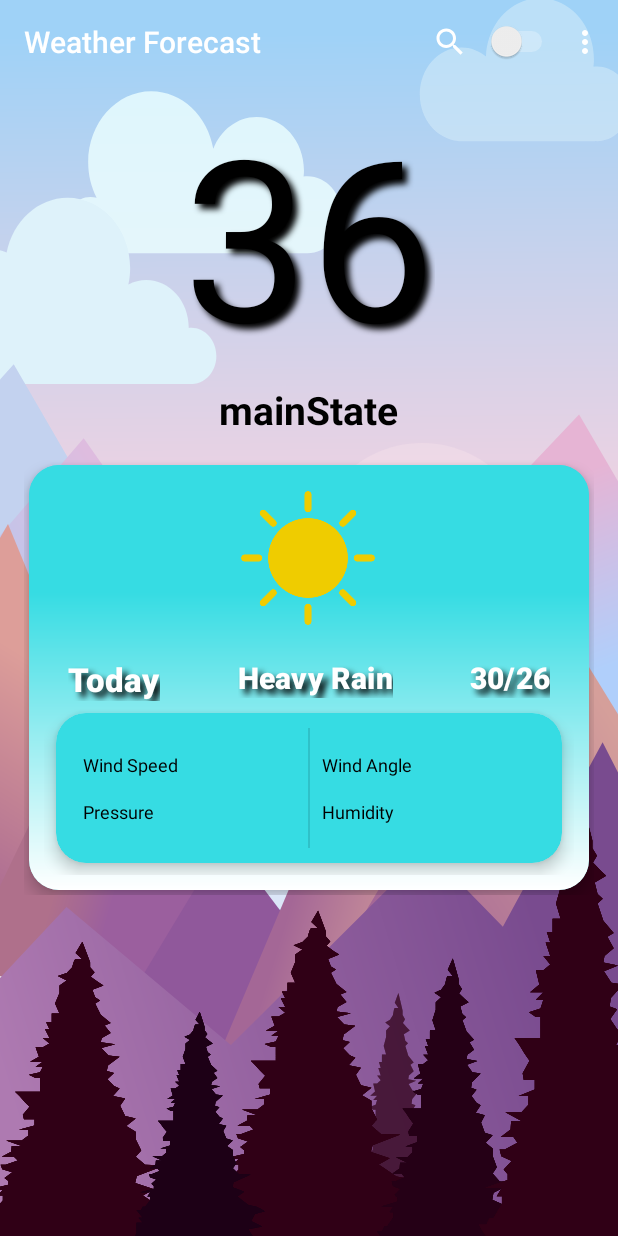
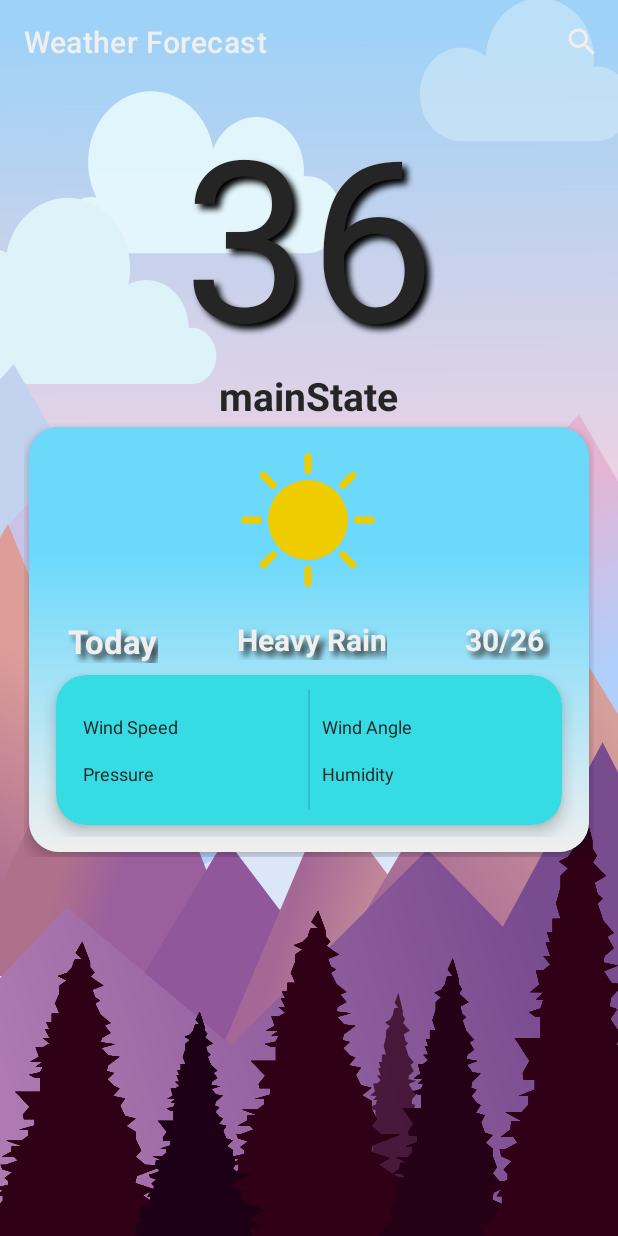
Before and after one commit to s2vArya/WeatherForecast, an Android app: the screen it shows after launch (WeatherAppActivity), on a phone screen of 412 x 824 dp. Run offline under Robolectric (Android 15) with nearby library versions, the phone set to English and light mode, and no system bars; our stand-ins replace Volley; network calls fail.

Commit message:
faltu ki chije hta di

```diff
--- a/app/src/main/AndroidManifest.xml
+++ b/app/src/main/AndroidManifest.xml
@@ -24,8 +24,6 @@
         <activity android:name=".LocalDataActivity" />
         <activity android:name=".ApiDataRequest" />
         <activity android:name=".detailCardViewActivity" />
-        <activity android:name=".SettingsActivity"
-            android:theme="@style/LightTheme.NoActionBar"/>
         <activity android:name=".SplashScreenActivity"
             android:theme="@style/LightTheme.NoActionBar">
             <intent-filter>
--- a/app/src/main/java/com/example/weatherforecast/ApiDataRequest.java
+++ b/app/src/main/java/com/example/weatherforecast/ApiDataRequest.java
@@ -33,6 +33,9 @@ public class ApiDataRequest extends LocalDataActivity {
     private static String _degree;
     private static String _country;
     private static String _cityName;
+    /**
+     * Mintu Giri
+     **/
 
     @Override
     protected void onCreate(Bundle savedInstanceState) {
--- a/app/src/main/java/com/example/weatherforecast/LocalDataActivity.java
+++ b/app/src/main/java/com/example/weatherforecast/LocalDataActivity.java
@@ -24,7 +24,6 @@ public abstract class LocalDataActivity extends AppCompatActivity {
     private static String _degree;
     private static String _country;
     private static String _cityName;
-
 
     public LocalDataActivity() {
     }
@@ -174,19 +173,19 @@ public abstract class LocalDataActivity extends AppCompatActivity {
     public void GetDataFromLocal() {
         SharedPreferences pref = getSharedPreferences("Weather Data", Context.MODE_PRIVATE);
         SharedPreferences.Editor editor = pref.edit();
-        String mainState = pref.getString("MainState", null);
-        String description = pref.getString("Description", null);
-        String icon = pref.getString("Icon", null);
-        String temp = pref.getString("Temp", null);
-        String feelsLike = pref.getString("FeelsLike", null);
-        String minTemp = pref.getString("MinTemp", null);
-        String maxTemp = pref.getString("MaxTemp", null);
-        String pressure = pref.getString("Pressure", null);
-        String humidity = pref.getString("Humidity", null);
-        String windSpeed = pref.getString("WindSpeed", null);
-        String windAngle = pref.getString("WindAngle", null);
-        String country = pref.getString("Country", null);
-        String cityName = pref.getString("CityName", null);
+        String mainState = pref.getString("MainState", _mainState);
+        String description = pref.getString("Description", _description);
+        String icon = pref.getString("Icon", _iconId);
+        String temp = pref.getString("Temp", _temp);
+        String feelsLike = pref.getString("FeelsLike", _feels_like);
+        String minTemp = pref.getString("MinTemp", _temp_min);
+        String maxTemp = pref.getString("MaxTemp", _temp_max);
+        String pressure = pref.getString("Pressure", _pressure);
+        String humidity = pref.getString("Humidity", _humidity);
+        String windSpeed = pref.getString("WindSpeed", _speed);
+        String windAngle = pref.getString("WindAngle", _degree);
+        String country = pref.getString("Country", _country);
+        String cityName = pref.getString("CityName", _cityName);
         set_mainState(mainState);
         set_description(description);
         set_iconId(icon);
--- a/app/src/main/res/drawable/bottom_sheet_design.xml
+++ b/app/src/main/res/drawable/bottom_sheet_design.xml
@@ -1,7 +1,7 @@
 <?xml version="1.0" encoding="utf-8"?>
 <shape xmlns:android="http://schemas.android.com/apk/res/android"
     android:shape="rectangle">
-    <solid android:color="@color/LightColorWhite"/>
+    <solid android:color="@color/ColorOnDarkBackGround"/>
     <corners android:topLeftRadius="20dp"
              android:topRightRadius="20dp"/>
 </shape>
--- a/app/src/main/res/drawable/card_background_gradient.xml
+++ b/app/src/main/res/drawable/card_background_gradient.xml
@@ -4,7 +4,7 @@
         android:angle="90"
         android:type="linear"
         android:centerY="0.7"
-        android:centerColor="@color/LightColorDarkBackGround"
-        android:startColor="@color/LightColorWhite"
-        android:endColor="@color/LightColorDarkBackGround"/>
+        android:centerColor="@color/ColorBackGround"
+        android:startColor="@color/ColorOnDarkBackGround"
+        android:endColor="@color/ColorBackGround"/>
 </shape>
--- a/app/src/main/res/layout/activity_detail_card_view.xml
+++ b/app/src/main/res/layout/activity_detail_card_view.xml
@@ -4,7 +4,8 @@
     xmlns:tools="http://schemas.android.com/tools"
     android:layout_width="match_parent"
     android:layout_height="wrap_content"
-    android:layout_margin="16dp"
+    android:layout_marginRight="16dp"
+    android:layout_marginLeft="16dp"
     android:orientation="vertical"
     tools:context=".detailCardViewActivity">
     <androidx.cardview.widget.CardView
@@ -33,12 +34,12 @@
 
             <TextView
                 android:id="@+id/textView2"
-                style="@style/wf.TextInputLayout.HintText"
+                android:textColor="@color/ColorOnDarkBackGround"
                 android:layout_width="wrap_content"
                 android:layout_height="wrap_content"
                 android:layout_marginStart="16dp"
                 android:layout_marginTop="16dp"
-                android:shadowColor="#000000"
+                android:shadowColor="@color/ColorOnBackGround"
                 android:shadowDx="5"
                 android:shadowDy="5"
                 android:shadowRadius="5"
@@ -50,16 +51,16 @@
 
             <TextView
                 android:id="@+id/cardWeatherStatusText"
-                style="@style/wf.TextInputLayout.HintText"
                 android:layout_width="wrap_content"
                 android:layout_height="wrap_content"
                 android:layout_marginTop="16dp"
-                android:shadowColor="#000000"
+                android:shadowColor="@color/ColorOnBackGround"
                 android:shadowDx="5"
                 android:shadowDy="5"
                 android:shadowRadius="5"
                 android:text="@string/heavy_rain"
                 android:textSize="20sp"
+                android:textColor="@color/ColorOnDarkBackGround"
                 android:textStyle="bold"
                 app:layout_constraintEnd_toStartOf="@+id/cardWeatherStatusTemperature"
                 app:layout_constraintStart_toEndOf="@+id/textView2"
@@ -67,15 +68,16 @@
 
             <TextView
                 android:id="@+id/cardWeatherStatusTemperature"
-                style="@style/wf.TextInputLayout.HintText"
                 android:layout_width="wrap_content"
                 android:layout_height="wrap_content"
                 android:layout_marginEnd="16dp"
-                android:shadowColor="#000000"
+                android:paddingRight="4dp"
+                android:shadowColor="@color/ColorOnBackGround"
                 android:shadowDx="5"
                 android:shadowDy="5"
                 android:shadowRadius="5"
                 android:text="30/26"
+                android:textColor="@color/ColorOnDarkBackGround"
                 android:textAlignment="textStart"
                 android:textSize="20sp"
                 android:textStyle="bold"
--- a/app/src/main/res/layout/activity_weather_app.xml
+++ b/app/src/main/res/layout/activity_weather_app.xml
@@ -34,13 +34,14 @@
             <TextView
                 android:id="@+id/mainTempTxt"
                 android:layout_width="wrap_content"
-                android:layout_height="wrap_content"
-                android:text="36"
-                android:textSize="150sp"
+                android:layout_height="190dp"
                 android:shadowColor="#000000"
                 android:shadowDx="5"
                 android:shadowDy="5"
-                android:shadowRadius="5"/>
+                android:shadowRadius="5"
+                android:text="36"
+                android:textAlignment="center"
+                android:textSize="150sp" />
 
             <TextView
                 android:id="@+id/mainStateTxt"
@@ -60,7 +61,7 @@
         android:layout_height="wrap_content"
         android:layout_gravity="bottom|end"
         android:layout_margin="16dp"
-        android:backgroundTint="@color/LightColorDarkBackGround"
+        android:backgroundTint="@color/ColorDarkBackGround"
         android:src="@drawable/ic_home"
         android:visibility="gone" />
 
--- a/app/src/main/res/layout/custom_toolbar.xml
+++ b/app/src/main/res/layout/custom_toolbar.xml
@@ -1,5 +1,6 @@
 <?xml version="1.0" encoding="utf-8"?>
 <FrameLayout xmlns:android="http://schemas.android.com/apk/res/android"
+    xmlns:app="http://schemas.android.com/apk/res-auto"
     android:id="@+id/toolbarLayout"
     android:layout_width="match_parent"
     android:layout_height="wrap_content">
@@ -8,6 +9,7 @@
         android:id="@+id/customToolbar"
         android:layout_width="match_parent"
         android:layout_height="wrap_content"
+        app:titleTextColor="@color/ColorOnDarkBackGround"
         android:background="@android:color/transparent"
         android:minHeight="?attr/actionBarSize"
         android:theme="?attr/actionBarTheme" />
--- a/app/src/main/res/layout/switch_item.xml
+++ /dev/null
@@ -1,11 +0,0 @@
-<RelativeLayout
-    xmlns:android="http://schemas.android.com/apk/res/android"
-    android:layout_width="match_parent"
-    android:layout_height="match_parent">
-
-    <Switch
-        android:layout_width="wrap_content"
-        android:layout_height="wrap_content"
-        android:layout_centerHorizontal="true"
-        android:layout_centerVertical="true" />
-</RelativeLayout>
--- a/app/src/main/res/menu/toolbar_menu.xml
+++ b/app/src/main/res/menu/toolbar_menu.xml
@@ -9,16 +9,5 @@
         app:actionViewClass="android.widget.SearchView"
         android:voiceSearchMode="showVoiceSearchButton|launchRecognizer"
         app:showAsAction="always" />
-    <item
-        android:id="@+id/select_theme"
-        android:title="Light Theme"
-        app:showAsAction="ifRoom"
-        app:actionLayout="@layout/switch_item" />
 
-    <item
-        android:id="@+id/manage_cities"
-        android:title="Manage Cities" />
-    <item
-        android:id="@+id/setting"
-        android:title="Settings" />
 </menu>
--- a/app/src/main/res/values/colors.xml
+++ b/app/src/main/res/values/colors.xml
@@ -1,22 +1,9 @@
 <?xml version="1.0" encoding="utf-8"?>
 <resources>
-    <color name="LightColorSurface">#7AF3E7</color>
-    <color name="LightColorDarkBackGround">#36DCE3</color>
-    <color name="LightColorBackGround">#6CD9FB</color>
-    <color name="LightColorAccent">#03DAC5</color>
-    <color name="LightColorWhite">#FFFFFF</color>
-    <color name="LightColorWhiteCard">#03DAC5</color>
-    <color name="LightColorBlack">#000000</color>
-    <color name="LightColorTextPrimary">#00424242</color>
-
-    <color name="DarkColorSurface">#222222</color>
-    <color name="DarkColorDarkBackGround">#000000</color>
-    <color name="DarkColorPrimary">#6200EE</color>
-    <color name="DarkColorSecondary">#3700B3</color>
-    <color name="DarkColorAccent">#03DAC5</color>
-    <color name="DarkColorOnSurface">#FFFFFF</color>
-    <color name="DarkColorDarkOnBackGround">#A8A8A8</color>
-    <color name="DarkColorOnPrimary">#000000</color>
-    <color name="DarkColorOnSecondary">#FFFFFF</color>
-    <color name="DarkColorOnAccent">#303030</color>
+    <color name="ColorDarkBackGround">#36DCE3</color>
+    <color name="ColorOnDarkBackGround">#EFEFEF</color>
+    <color name="ColorBackGround">#6CD9FB</color>
+    <color name="ColorOnBackGround">#252525</color>
+    <color name="ColorSurface">#6CD9FB</color>
+    <color name="ColorOnSurface">#FFEB3B</color>
 </resources>
--- a/app/src/main/res/values/styles.xml
+++ b/app/src/main/res/values/styles.xml
@@ -1,53 +1,13 @@
 <resources xmlns:tools="http://schemas.android.com/tools">
     <!-- Light application theme. -->
-    <style name="LightTheme" parent="Theme.AppCompat.DayNight.DarkActionBar">
+    <style name="LightTheme" parent="Theme.MaterialComponents.DayNight">
         <!-- Customize your theme here. -->
-        <item name="colorPrimary">@color/LightColorSurface</item>
-        <item name="colorPrimaryDark">@color/LightColorDarkBackGround</item>
-        <item name="colorAccent">@color/LightColorAccent</item>
-        <item name="android:forceDarkAllowed" tools:targetApi="q">true</item>
-        <item name="android:textColor">@color/LightColorBlack</item>
-        <item name="android:textColorPrimary">@color/LightColorWhite</item>
-    </style>
-
-    <style name="wf.TextInputLayout" parent="Widget.MaterialComponents.TextInputLayout.OutlinedBox">
-        <item name="hintTextAppearance">@style/wf.TextInputLayout.HintText</item>
-        <item name="hintTextColor">?android:attr/colorPrimary</item>
-        <item name="android:paddingBottom">8dp</item>
-        <item name="boxStrokeColor">?android:attr/colorPrimary</item>
-    </style>
-
-    <style name="wf.TextInputLayout.HintText" parent="TextAppearance.MaterialComponents.Subtitle2">
-        <item name="android:textColor">?android:attr/textColorPrimary</item>
-    </style>
-
-    <style name="wf.Material.Button" parent="Widget.MaterialComponents.Button">
-        <item name="android:textColor">?android:attr/textColorPrimary</item>
-        <item name="backgroundTint">?attr/colorPrimaryDark</item>
-    </style>
-
-    <style name="wf.Button.TextButton" parent="Widget.MaterialComponents.Button.TextButton">
-        <item name="android:textColor">?android:attr/textColor</item>
-        <item name="materialButtonOutlinedStyle">@style/Widget.MaterialComponents.Button.OutlinedButton</item>
-    </style>
-
-    <style name="wf.Toolbar" parent="Widget.AppCompat.Toolbar">
-        <item name="android:background">?attr/colorAccent</item>
-        <item name="android:theme">@style/LightTheme</item>
-        <item name="popupTheme">@style/ThemeOverlay.AppCompat.Light</item>
-        <item name="titleTextAppearance">@style/wf.TextAppearance.Toolbar</item>
-    </style>
-
-    <style name="wf.TextAppearance.Toolbar" parent="TextAppearance.MaterialComponents.Button">
-        <item name="backgroundTint">?android:attr/colorAccent</item>
-        <item name="android:textColor">?android:attr/colorPrimaryDark</item>
-        <item name="android:textSize">18sp</item>
-    </style>
-
-    <style name="wf.TextAppearance.Title" parent="TextAppearance.MaterialComponents.Headline4">
-        <item name="textAllCaps">true</item>
-        <item name="android:textStyle">bold</item>
-        <item name="android:textColor">?android:attr/textColorPrimary</item>
+        <item name="colorPrimary">@color/ColorBackGround</item>
+        <item name="colorPrimaryDark">@color/ColorDarkBackGround</item>
+        <item name="colorAccent">@color/ColorSurface</item>
+        <item name="android:textColor">@color/ColorOnBackGround</item>
+        <item name="android:textColorPrimary">@color/ColorOnDarkBackGround</item>
+        <item name="android:colorControlNormal">@color/ColorOnSurface</item>
     </style>
 
     <style name="wf.CardView" parent="CardView">
@@ -55,27 +15,13 @@
         <item name="cardPreventCornerOverlap">true</item>
         <item name="cardElevation">6dp</item>
         <item name="android:layout_margin">3dp</item>
-        <item name="cardBackgroundColor">@color/LightColorDarkBackGround</item>
-    </style>
-
-    <style name="wf.Backdrop" parent="">
-        <item name="android:background">?attr/colorAccent</item>
+        <item name="cardBackgroundColor">@color/ColorDarkBackGround</item>
     </style>
 
     <style name="LightTheme.NoActionBar">
         <item name="windowActionBar">false</item>
         <item name="windowNoTitle">true</item>
         <item name="android:windowFullscreen">true</item>
-    </style>
-
-
-    <!--Dark application theme-->
-    <style name="DarkTheme" parent="Theme.AppCompat.DayNight.NoActionBar">
-        <!-- Customize your theme here. -->
-        <item name="android:forceDarkAllowed" tools:targetApi="q">true</item>
-        <item name="colorPrimary">@color/LightColorTextPrimary</item>
-        <item name="colorPrimaryDark">@color/LightColorBlack</item>
-        <item name="colorAccent">@color/LightColorAccent</item>
     </style>
 
     <style name="BottomSheetDialogTheme" parent="Theme.Design.Light.BottomSheetDialog">
--- a/build.gradle
+++ b/build.gradle
@@ -5,7 +5,7 @@ buildscript {
         jcenter()
     }
     dependencies {
-        classpath "com.android.tools.build:gradle:3.6.1"
+        classpath "com.android.tools.build:gradle:4.0.0"
 
         // NOTE: Do not place your application dependencies here; they belong
         // in the individual module build.gradle files
```
Also changed, not shown: app/src/main/java/com/example/weatherforecast/SettingsActivity.java (deleted, +0 -23 lines), app/src/main/java/com/example/weatherforecast/SplashScreenActivity.java (+3 -8 lines), app/src/main/java/com/example/weatherforecast/WeatherAppActivity.java (+5 -27 lines), app/src/main/res/layout/activity_settings.xml (deleted, +0 -15 lines), app/src/main/res/layout/activity_splash_screen.xml (+5 -5 lines), app/src/main/res/layout/bottom_sheet_layout.xml (+26 -27 lines).
